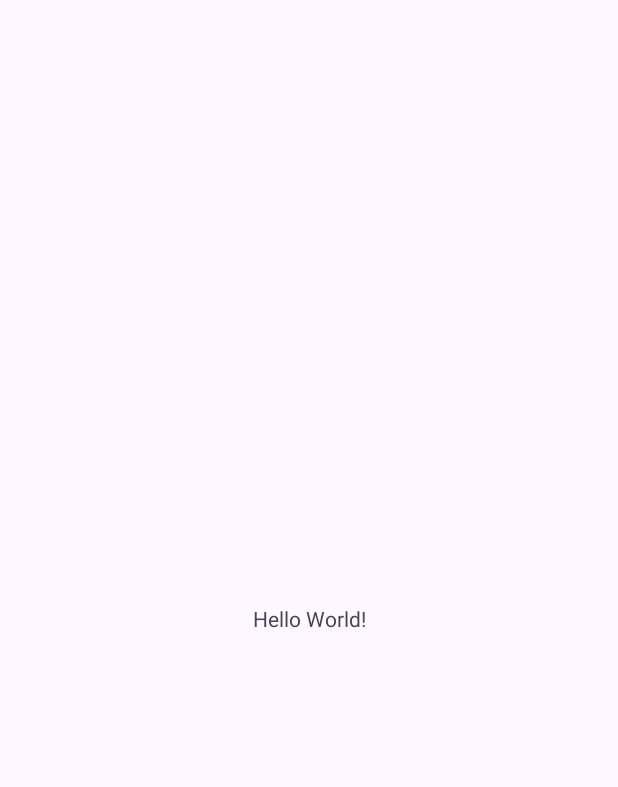
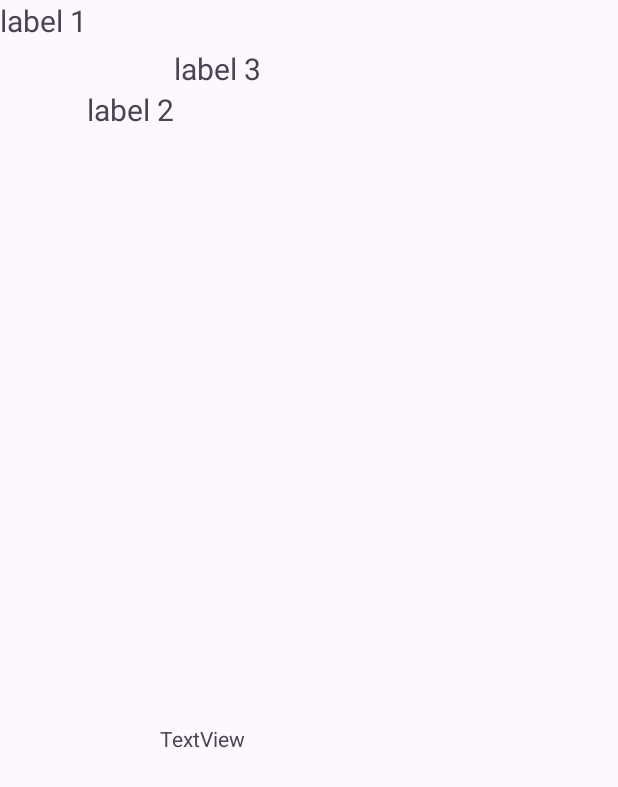
Before and after one commit to San0330/Mobile-Programming, an Android app: the screen it shows after launch (MainActivity), on a phone screen of 412 x 824 dp. Before the commit the part shown is almost empty. Shown: the top 787 px of the screen. Run offline under Robolectric (Android 15) with nearby library versions, the phone set to English and light mode, and no system bars.

Commit message:
add constraint layout

```diff
--- a/app/src/main/java/com/example/myapplication/MainActivity.java
+++ b/app/src/main/java/com/example/myapplication/MainActivity.java
@@ -18,7 +18,7 @@
         //- could be excluded
         EdgeToEdge.enable(this);
 
-        setContentView(R.layout.activity_main);
+        setContentView(R.layout.constraint_layout);
 
         //- used to handle window insets in an Android app
         //- could be excluded
--- /dev/null
+++ b/app/src/main/res/layout/constraint_layout.xml
@@ -0,0 +1,49 @@
+<?xml version="1.0" encoding="utf-8"?>
+<androidx.constraintlayout.widget.ConstraintLayout xmlns:android="http://schemas.android.com/apk/res/android"
+    xmlns:app="http://schemas.android.com/apk/res-auto"
+    xmlns:tools="http://schemas.android.com/tools"
+    android:id="@+id/main"
+    android:layout_width="match_parent"
+    android:layout_height="match_parent">
+
+    <TextView
+        android:id="@+id/label1"
+        android:layout_width="wrap_content"
+        android:layout_height="wrap_content"
+        android:text="label 1"
+        android:textSize="20sp"
+        app:layout_constraintStart_toStartOf="parent"
+        app:layout_constraintTop_toTopOf="parent" />
+
+    <TextView
+        android:id="@+id/label2"
+        android:layout_width="wrap_content"
+        android:layout_height="wrap_content"
+        android:layout_marginTop="32dp"
+        android:text="label 2"
+        android:textSize="20sp"
+        app:layout_constraintLeft_toRightOf="@+id/label1"
+        app:layout_constraintTop_toBottomOf="@id/label1" />
+
+    <TextView
+        android:layout_width="wrap_content"
+        android:layout_height="wrap_content"
+        android:text="label 3"
+        android:textSize="20sp"
+        android:id="@+id/label3"
+        app:layout_constraintBottom_toTopOf="@+id/label2"
+        app:layout_constraintLeft_toRightOf="@+id/label2"/>
+
+    <TextView
+        android:id="@+id/textView"
+        android:layout_width="wrap_content"
+        android:layout_height="wrap_content"
+        android:text="TextView"
+        app:layout_constraintBottom_toBottomOf="parent"
+        app:layout_constraintEnd_toEndOf="parent"
+        app:layout_constraintHorizontal_bias="0.30"
+        app:layout_constraintVertical_bias="0.6"
+        app:layout_constraintStart_toStartOf="parent"
+        app:layout_constraintTop_toTopOf="parent" />
+
+</androidx.constraintlayout.widget.ConstraintLayout>
```
